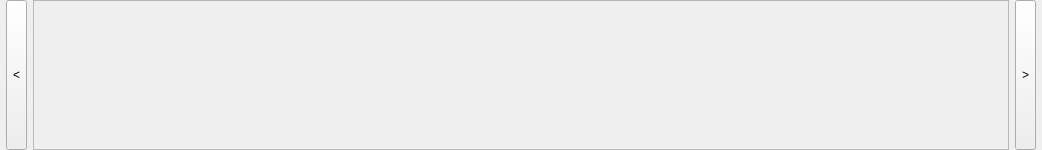
Old version of the form src/mainwindow/fcvideotimelinewidget.ui in the repository LiangZuoting/ffcutter.
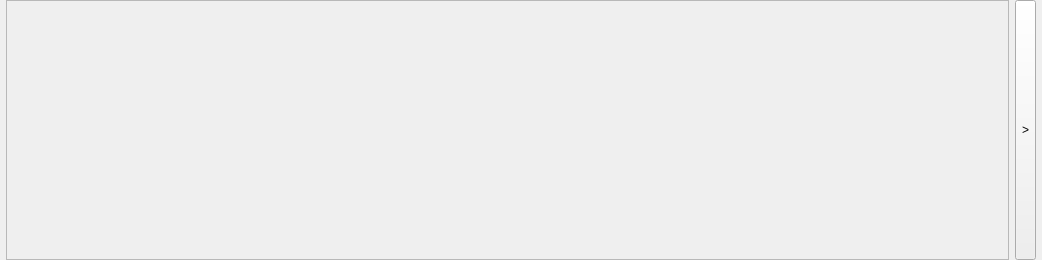
New version of the form.

Patch:
```diff
--- a/src/mainwindow/fcvideotimelinewidget.ui
+++ b/src/mainwindow/fcvideotimelinewidget.ui
@@ -7,7 +7,7 @@
     <x>0</x>
     <y>0</y>
     <width>1042</width>
-    <height>150</height>
+    <height>260</height>
    </rect>
   </property>
   <property name="sizePolicy">
@@ -19,13 +19,13 @@
   <property name="minimumSize">
    <size>
     <width>0</width>
-    <height>150</height>
+    <height>260</height>
    </size>
   </property>
   <property name="maximumSize">
    <size>
     <width>16777215</width>
-    <height>150</height>
+    <height>260</height>
    </size>
   </property>
   <property name="windowTitle">
@@ -44,19 +44,6 @@
    <property name="bottomMargin">
     <number>0</number>
    </property>
-   <item>
-    <widget class="QToolButton" name="backwardBtn">
-     <property name="sizePolicy">
-      <sizepolicy hsizetype="Fixed" vsizetype="Preferred">
-       <horstretch>0</horstretch>
-       <verstretch>0</verstretch>
-      </sizepolicy>
-     </property>
-     <property name="text">
-      <string>&lt;</string>
-     </property>
-    </widget>
-   </item>
    <item>
     <widget class="QScrollArea" name="scrollArea">
      <property name="sizePolicy">
@@ -94,8 +81,8 @@
        <rect>
         <x>0</x>
         <y>0</y>
-        <width>966</width>
-        <height>130</height>
+        <width>997</width>
+        <height>238</height>
        </rect>
       </property>
       <property name="sizePolicy">
@@ -107,13 +94,13 @@
       <property name="minimumSize">
        <size>
         <width>0</width>
-        <height>130</height>
+        <height>238</height>
        </size>
       </property>
       <property name="maximumSize">
        <size>
         <width>16777215</width>
-        <height>130</height>
+        <height>238</height>
        </size>
       </property>
       <layout class="QHBoxLayout" name="timelineLayout">
```
